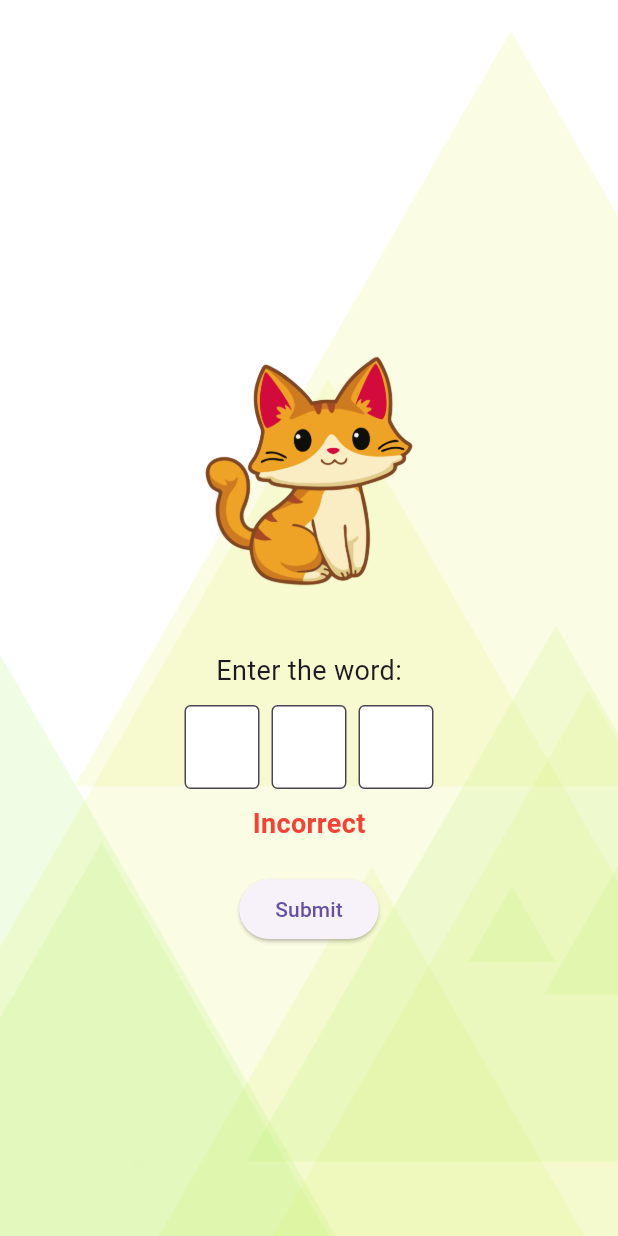
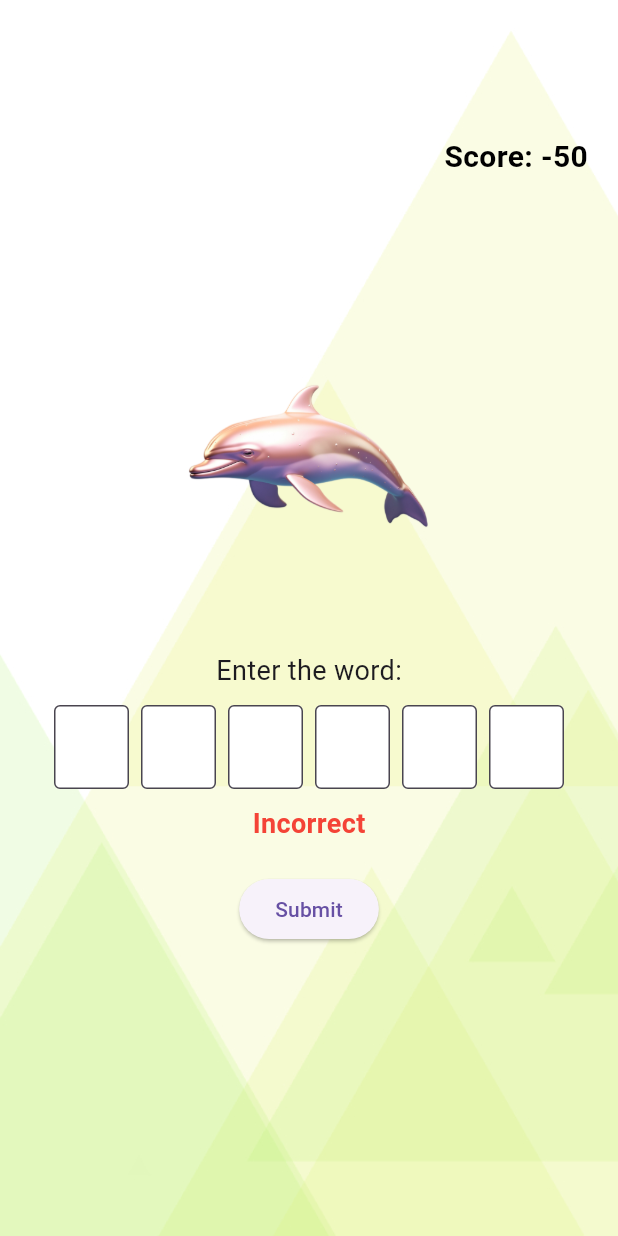
Before and after one commit to taydinadnan/puzzle-game, a Flutter app: the screen it shows after launch, after a tap on "Submit", on a phone screen of 412 x 824 dp. Run offline on Flutter 3.47's test engine with Material 3 defaults, Android fonts, the phone set to English and light mode, and no system bars; our stand-ins replace flutter_countdown_timer, shared_preferences.

Commit message:
added animals

```diff
--- a/lib/main.dart
+++ b/lib/main.dart
@@ -1,7 +1,10 @@
 import 'package:flutter/material.dart';
+import 'package:shared_preferences/shared_preferences.dart';
 import 'screens/puzzle_game_screen.dart';
 
-void main() {
+void main() async {
+  WidgetsFlutterBinding.ensureInitialized();
+  await SharedPreferences.getInstance(); // Initialize SharedPreferences
   runApp(MyApp());
 }
 
--- a/lib/screens/puzzle_game_screen.dart
+++ b/lib/screens/puzzle_game_screen.dart
@@ -1,13 +1,13 @@
+import 'dart:async';
 import 'package:flutter/material.dart';
 import 'package:flutter_countdown_timer/current_remaining_time.dart';
 import 'package:flutter_countdown_timer/flutter_countdown_timer.dart';
+import 'package:shared_preferences/shared_preferences.dart';
 import '../widgets/puzzle_image.dart';
 import '../widgets/answer_input.dart';
 import '../models/puzzle_model.dart';
 
 class PuzzleGameScreen extends StatefulWidget {
-  const PuzzleGameScreen({super.key});
-
   @override
   _PuzzleGameScreenState createState() => _PuzzleGameScreenState();
 }
@@ -20,14 +20,36 @@ class _PuzzleGameScreenState extends State<PuzzleGameScreen> {
   late GlobalKey<AnswerInputState> answerInputKey;
   int countdownDuration = 3; // Countdown duration in seconds
   int? countdownEndTime; // Store the end time of the countdown
+  int score = 0; // User's score
+  static const int POINTS_CORRECT = 100;
+  static const int POINTS_WRONG = -50;
+  late SharedPreferences prefs;
 
   @override
   void initState() {
     super.initState();
+    loadScore(); // Load score from SharedPreferences
     puzzles = [
-      PuzzleModel(imagePath: 'assets/cat.png', correctAnswer: 'cat'),
-      PuzzleModel(imagePath: 'assets/dog.png', correctAnswer: 'dog'),
-      PuzzleModel(imagePath: 'assets/bird.png', correctAnswer: 'bird'),
+      PuzzleModel(imagePath: 'assets/dog.png', correctAnswer: 'hund'),
+      PuzzleModel(imagePath: 'assets/cat.png', correctAnswer: 'katt'),
+      PuzzleModel(imagePath: 'assets/häst.png', correctAnswer: 'häst'),
+      PuzzleModel(imagePath: 'assets/ko.png', correctAnswer: 'ko'),
+      PuzzleModel(imagePath: 'assets/bird.png', correctAnswer: 'fågel'),
+      PuzzleModel(imagePath: 'assets/kanin.png', correctAnswer: 'kanin'),
+      PuzzleModel(imagePath: 'assets/råtta.png', correctAnswer: 'råtta'),
+      PuzzleModel(imagePath: 'assets/björn.png', correctAnswer: 'björn'),
+      PuzzleModel(imagePath: 'assets/tiger.png', correctAnswer: 'tiger'),
+      PuzzleModel(imagePath: 'assets/lejon.png', correctAnswer: 'lejon'),
+      PuzzleModel(imagePath: 'assets/varg.png', correctAnswer: 'varg'),
+      PuzzleModel(imagePath: 'assets/elefant.png', correctAnswer: 'elefant'),
+      PuzzleModel(imagePath: 'assets/zebra.png', correctAnswer: 'zebra'),
+      PuzzleModel(imagePath: 'assets/giraff.png', correctAnswer: 'giraff'),
+      PuzzleModel(imagePath: 'assets/pingvin.png', correctAnswer: 'pingvin'),
+      PuzzleModel(imagePath: 'assets/val.png', correctAnswer: 'val'),
+      PuzzleModel(imagePath: 'assets/delfin.png', correctAnswer: 'delfin'),
+      PuzzleModel(imagePath: 'assets/ödla.png', correctAnswer: 'ödla'),
+      PuzzleModel(imagePath: 'assets/groda.png', correctAnswer: 'groda'),
+      PuzzleModel(imagePath: 'assets/myra.png', correctAnswer: 'myra'),
     ];
     puzzles.shuffle(); // Shuffle puzzles on initialization
     answerInputKey = GlobalKey<AnswerInputState>();
@@ -47,31 +69,33 @@ class _PuzzleGameScreenState extends State<PuzzleGameScreen> {
             fit: BoxFit.cover, // Cover the entire screen
           ),
         ),
-        child: Center(
+        child: Stack(
+          children: [
+            Center(
               child: Column(
                 mainAxisAlignment: MainAxisAlignment.center,
                 children: [
                   if (countdownEndTime != null)
-                Positioned(
-                  top: 20,
-                  child: CountdownTimer(
+                    CountdownTimer(
                       endTime: countdownEndTime!,
                       widgetBuilder: (_, CurrentRemainingTime? time) {
                         if (time == null) {
                           return const Text('0');
                         }
-                      return Text('${time.sec}',
+                        return Text(
+                          '${time.sec}',
                           style: const TextStyle(
                             fontSize: 70,
                             color: Colors.green,
-                              fontWeight: FontWeight.bold));
+                            fontWeight: FontWeight.bold,
+                          ),
+                        );
                       },
                       onEnd: () {
                         setState(() {
                           _moveToNextPuzzle(); // Move to next puzzle
                         });
                       },
-                  ),
                     ),
                   const SizedBox(height: 20),
                   PuzzleImage(imagePath: currentPuzzle.imagePath),
@@ -87,7 +111,11 @@ class _PuzzleGameScreenState extends State<PuzzleGameScreen> {
 
                       if (answerIsCorrect) {
                         _submitAnswerAndStartCountdown();
+                        score += POINTS_CORRECT;
+                      } else {
+                        score += POINTS_WRONG;
                       }
+                      saveScore(); // Save score to SharedPreferences
                     },
                   ),
                   const SizedBox(height: 10),
@@ -112,6 +140,20 @@ class _PuzzleGameScreenState extends State<PuzzleGameScreen> {
                 ],
               ),
             ),
+            Positioned(
+              top: 90,
+              right: 20,
+              child: Text(
+                'Score: $score',
+                style: const TextStyle(
+                  fontSize: 20,
+                  fontWeight: FontWeight.bold,
+                  color: Colors.black,
+                ),
+              ),
+            ),
+          ],
+        ),
       ),
     );
   }
@@ -127,17 +169,18 @@ class _PuzzleGameScreenState extends State<PuzzleGameScreen> {
 
       if (isCorrect) {
         _submitAnswerAndStartCountdown();
+        score += POINTS_CORRECT;
+      } else {
+        score += POINTS_WRONG;
       }
+      saveScore(); // Save score to SharedPreferences
     }
   }
 
   void _submitAnswerAndStartCountdown() {
-    // Calculate the exact end time for the countdown
-    int startTime = DateTime.now().millisecondsSinceEpoch;
-    int endTime = startTime + (countdownDuration * 1250);
-
     setState(() {
-      countdownEndTime = endTime;
+      countdownEndTime =
+          DateTime.now().millisecondsSinceEpoch + countdownDuration * 1000;
     });
   }
 
@@ -152,6 +195,18 @@ class _PuzzleGameScreenState extends State<PuzzleGameScreen> {
     });
   }
 
+  Future<void> loadScore() async {
+    prefs = await SharedPreferences.getInstance();
+    setState(() {
+      score = prefs.getInt('score') ?? 0;
+    });
+  }
+
+  Future<void> saveScore() async {
+    prefs = await SharedPreferences.getInstance();
+    await prefs.setInt('score', score);
+  }
+
   @override
   void dispose() {
     answerInputKey.currentState
--- a/pubspec.yaml
+++ b/pubspec.yaml
@@ -37,6 +37,7 @@ dependencies:
   cupertino_icons: ^1.0.6
   flutter_svg: ^2.0.10+1
   flutter_countdown_timer: ^4.1.0
+  shared_preferences: ^2.0.0
 
 
 dev_dependencies:
```
Also changed, not shown: assets/björn.png (added), assets/delfin.png (added), assets/elefant.png (added), assets/giraff.png (added), assets/groda.png (added), assets/häst.png (added), assets/kanin.png (added), assets/ko.png (added), assets/lejon.png (added), assets/myra.png (added), assets/pingvin.png (added), assets/råtta.png (added), assets/tiger.png (added), assets/val.png (added), 1 more files, 13 other files. Lines whose indentation alone changed are shown as unchanged.
